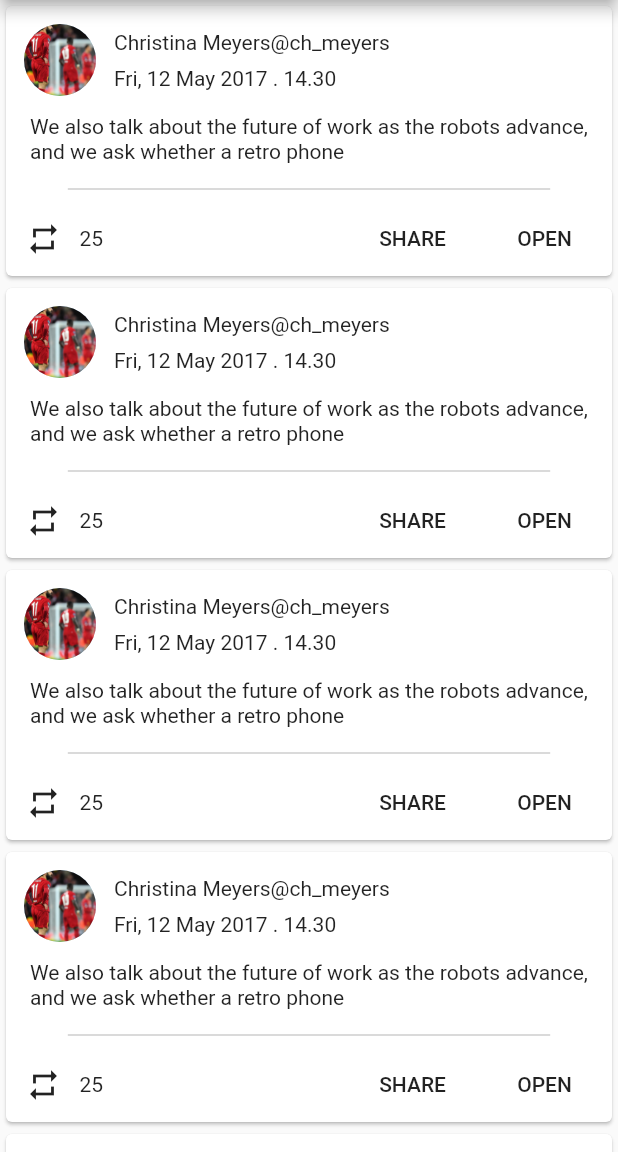
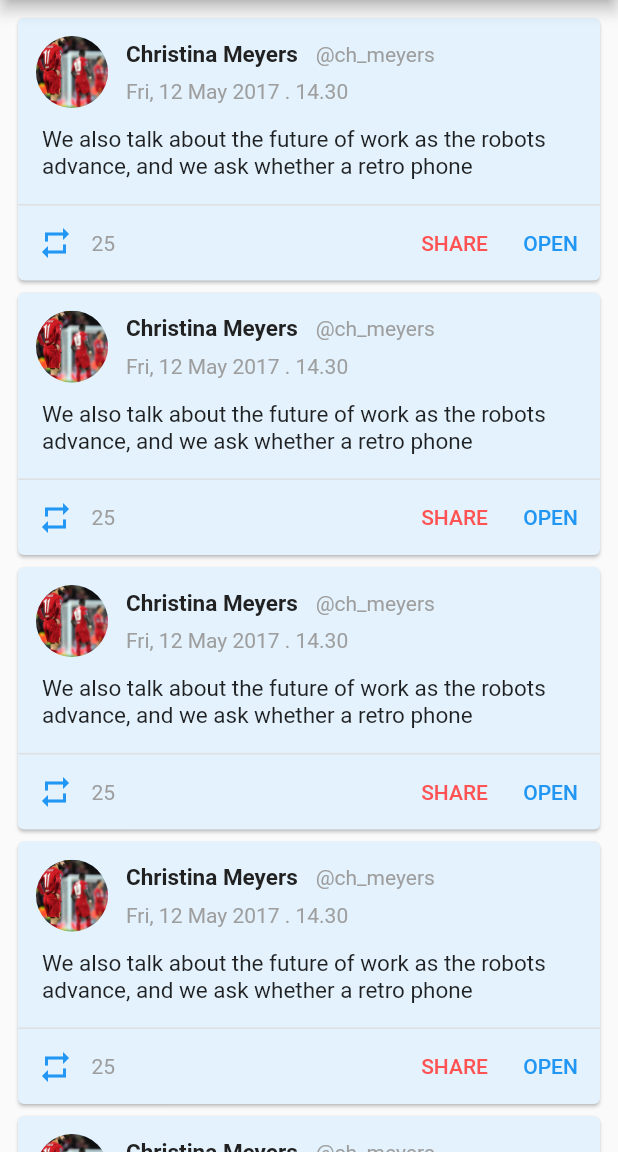
Before and after one commit to M-elhasan9/news_app, a Flutter app: the TwitterFeed screen opened directly, on a phone screen of 412 x 824 dp, the part 84-1236 px from its top. Run offline on Flutter 3.47's test engine with Material 2 defaults, Android fonts, the phone set to English and light mode, and no system bars; our stand-ins replace shared_preferences, smooth_page_indicator; accounts and stored records are empty.

Commit message:
finish Twitter feed screen

```diff
--- a/lib/view/twitter_feed.dart
+++ b/lib/view/twitter_feed.dart
@@ -20,18 +20,15 @@ class _TwitterFeedState extends State<TwitterFeed> {
       ),
       drawer: NavigationDrawer(),
       body: ListView.builder(
+        padding: const EdgeInsets.all(8.0),
         itemBuilder: (context, position) {
           return Card(
+            color: Colors.blue.shade50,
             child: Column(
               children: [
                 _cardHeader(),
                 _cardBody(),
-                Divider(
-                  thickness: 0.5,
-                  color: Colors.grey,
-                  indent: MediaQuery.of(context).size.width * 0.1,
-                  endIndent: MediaQuery.of(context).size.width * 0.1,
-                ),
+                _drawLine(),
                 _cardFooter(),
               ],
             ),
@@ -57,14 +54,30 @@ class _TwitterFeedState extends State<TwitterFeed> {
           children: [
             Row(
               children: [
-                Text('Christina Meyers'),
-                Text('@ch_meyers'),
+                Text(
+                  'Christina Meyers',
+                  style: TextStyle(
+                    color: Colors.grey.shade900,
+                    fontSize: 15.0,
+                    fontWeight: FontWeight.w600,
+                  ),
+                ),
+                SizedBox(
+                  width: 12.0,
+                ),
+                Text(
+                  '@ch_meyers',
+                  style: TextStyle(color: Colors.grey),
+                ),
               ],
             ),
             SizedBox(
               height: 8.0,
             ),
-            Text('Fri, 12 May 2017 . 14.30'),
+            Text(
+              'Fri, 12 May 2017 . 14.30',
+              style: TextStyle(color: Colors.grey),
+            ),
           ],
         ),
       ],
@@ -80,7 +93,7 @@ class _TwitterFeedState extends State<TwitterFeed> {
       ),
       child: Text(
         'We also talk about the future of work as the robots advance, and we ask whether a retro phone',
-        style: TextStyle(height: 1.2),
+        style: TextStyle(height: 1.2,fontSize: 15.0),
       ),
     );
   }
@@ -94,19 +107,28 @@ class _TwitterFeedState extends State<TwitterFeed> {
           Row(
             children: [
               IconButton(
-                icon: Icon(Icons.repeat),
+                icon: Icon(
+                  Icons.repeat,
+                  color: Colors.blue,
+                ),
                 onPressed: () {},
               ),
-              Text('25'),
+              Text(
+                '25',
+                style: TextStyle(color: Colors.grey),
+              ),
             ],
           ),
           Row(
             children: [
-              FlatButton(
+              TextButton(
                 onPressed: () {},
-                child: Text('SHARE'),
+                child: Text(
+                  'SHARE',
+                  style: TextStyle(color: Colors.redAccent),
+                ),
               ),
-              FlatButton(
+              TextButton(
                 onPressed: () {},
                 child: Text('OPEN'),
               ),
@@ -116,4 +138,12 @@ class _TwitterFeedState extends State<TwitterFeed> {
       ),
     );
   }
+
+  Widget _drawLine() {
+    return Container(
+      height: 1,
+      color: Colors.grey.shade300,
+      margin: EdgeInsets.only(top: 8.0),
+    );
+  }
 }
```
